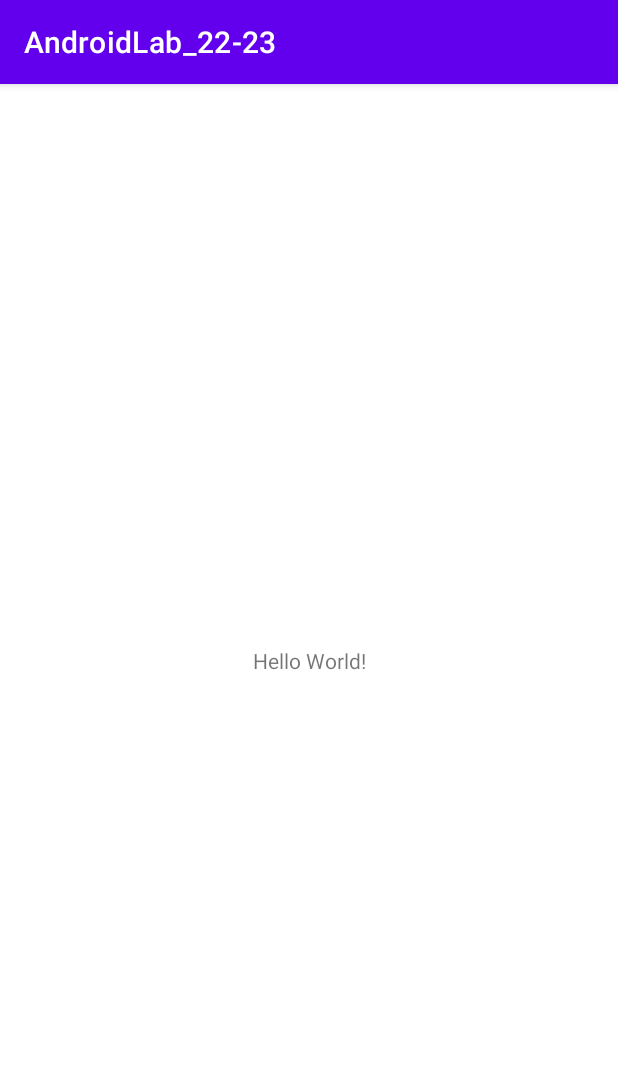
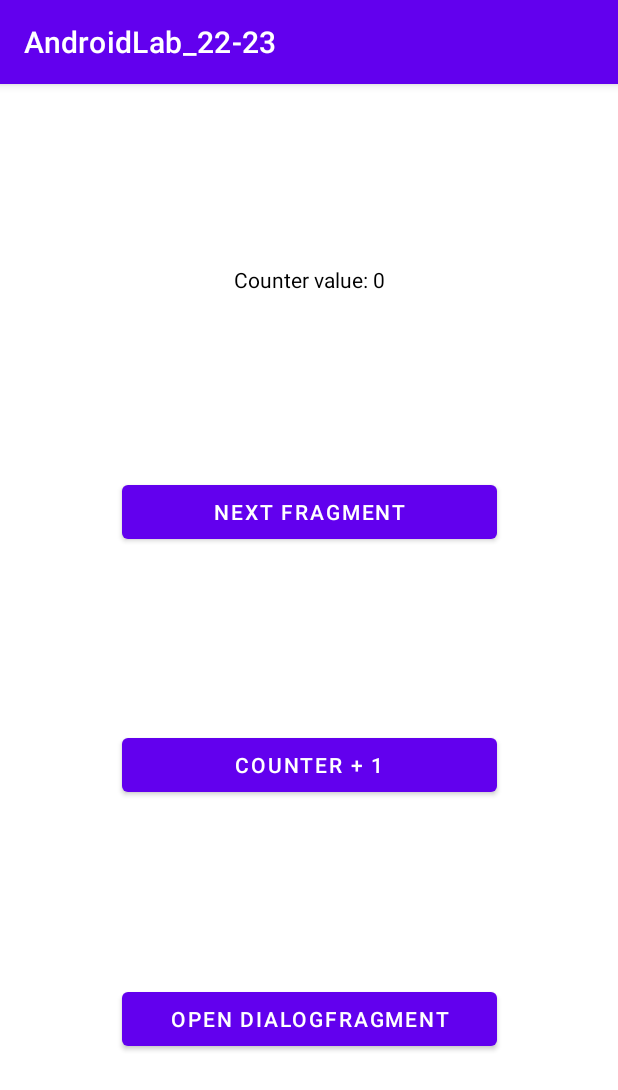
Before and after one commit to GorlovDanila/AndroidLab_22-23, an Android app: the screen it shows after launch (MainActivity), on a phone screen of 412 x 824 dp. Shown: the top 1090 px of the screen. Run offline under Robolectric (Android 15) with nearby library versions, the phone set to English and light mode, and no system bars.

Commit message:
add something

```diff
--- a/app/src/main/java/com/example/androidlab_22_23/MainActivity.kt
+++ b/app/src/main/java/com/example/androidlab_22_23/MainActivity.kt
@@ -2,10 +2,20 @@ package com.example.androidlab_22_23
 
 import androidx.appcompat.app.AppCompatActivity
 import android.os.Bundle
+import com.example.androidlab_22_23.databinding.ActivityMainBinding
 
 class MainActivity : AppCompatActivity() {
+
+    private var binding: ActivityMainBinding? = null
+
     override fun onCreate(savedInstanceState: Bundle?) {
         super.onCreate(savedInstanceState)
-        setContentView(R.layout.activity_main)
+        binding = ActivityMainBinding.inflate(layoutInflater).also {
+            setContentView(it.root)
+        }
+        binding?.run {
+            supportFragmentManager.beginTransaction()
+                .replace(R.id.fragment_container, MainFragment(), "main").commit()
+        }
     }
 }
--- a/app/src/main/java/com/example/androidlab_22_23/MainFragment.kt
+++ b/app/src/main/java/com/example/androidlab_22_23/MainFragment.kt
@@ -2,9 +2,7 @@ package com.example.androidlab_22_23
 
 import android.os.Bundle
 import androidx.fragment.app.Fragment
-import android.view.LayoutInflater
 import android.view.View
-import android.view.ViewGroup
 import com.example.androidlab_22_23.databinding.FragmentMainBinding
 
 class MainFragment : Fragment(R.layout.fragment_main) {
@@ -12,7 +10,42 @@ class MainFragment : Fragment(R.layout.fragment_main) {
     override fun onViewCreated(view: View, savedInstanceState: Bundle?) {
         super.onViewCreated(view, savedInstanceState)
         binding = FragmentMainBinding.bind(view)
-        binding?.run {  }
+        var counterFromDialog: Int? = arguments?.getInt(ARG_COUNTER_VALUE_DIALOG)
+        var counter = 0
+        if (counterFromDialog != null) {
+            counter = counterFromDialog.toInt()
+        }
+        binding?.run {
+
+            btnNextFragment.setOnClickListener {
+                parentFragmentManager.beginTransaction().setCustomAnimations(
+                    com.google.android.material.R.anim.abc_fade_in,
+                    com.google.android.material.R.anim.abc_fade_out,
+                    com.google.android.material.R.anim.abc_fade_in,
+                    com.google.android.material.R.anim.abc_fade_out
+                ).replace(R.id.fragment_container, SecondFragment.newInstance(counter))
+                    .addToBackStack("ToMainFragment").commit()
+            }
+            btnCounterPlusOne.setOnClickListener {
+                counter++;
+                tvCounterValue.text = "Counter value: $counter"
+            }
+            btnDialog.setOnClickListener {
+                MyDialog().show(parentFragmentManager, "TAG")
+
+            }
+        }
+    }
+
+    companion object {
+
+        private const val ARG_COUNTER_VALUE_DIALOG = "arg_counter_value"
+
+        fun newInstanceDialog(counterDialog: Int) = MainFragment().apply {
+            arguments = Bundle().apply {
+                putInt(ARG_COUNTER_VALUE_DIALOG, counterDialog)
+            }
+        }
     }
 
     override fun onDestroyView() {
--- a/app/src/main/res/layout/activity_main.xml
+++ b/app/src/main/res/layout/activity_main.xml
@@ -6,13 +6,8 @@
     android:layout_height="match_parent"
     tools:context=".MainActivity">
 
-    <TextView
-        android:layout_width="wrap_content"
-        android:layout_height="wrap_content"
-        android:text="Hello World!"
-        app:layout_constraintBottom_toBottomOf="parent"
-        app:layout_constraintEnd_toEndOf="parent"
-        app:layout_constraintStart_toStartOf="parent"
-        app:layout_constraintTop_toTopOf="parent" />
-
+<FrameLayout
+    android:id="@+id/fragment_container"
+    android:layout_width="match_parent"
+    android:layout_height="match_parent"/>
 </androidx.constraintlayout.widget.ConstraintLayout>
--- a/app/src/main/res/layout/fragment_main.xml
+++ b/app/src/main/res/layout/fragment_main.xml
@@ -1,19 +1,56 @@
 <?xml version="1.0" encoding="utf-8"?>
-<FrameLayout xmlns:android="http://schemas.android.com/apk/res/android"
-    xmlns:tools="http://schemas.android.com/tools"
+<androidx.constraintlayout.widget.ConstraintLayout xmlns:tools="http://schemas.android.com/tools"
+    xmlns:android="http://schemas.android.com/apk/res/android"
     android:layout_width="match_parent"
     android:layout_height="match_parent"
     xmlns:app="http://schemas.android.com/apk/res-auto"
     tools:context=".MainFragment">
 
+    <TextView
+        android:id="@+id/tv_counter_value"
+        android:layout_width="250dp"
+        android:layout_height="wrap_content"
+        android:textAlignment="center"
+        android:textColor="@color/black"
+        android:text="@string/counter_value_0"
+        app:layout_constraintBottom_toTopOf="@id/btn_next_fragment"
+        app:layout_constraintEnd_toEndOf="parent"
+        app:layout_constraintStart_toStartOf="parent"
+        app:layout_constraintTop_toTopOf="parent"
+        app:layout_constraintVertical_chainStyle="spread"/>
     <Button
-        android:layout_width="wrap_content"
+        android:id="@+id/btn_next_fragment"
+        android:layout_width="250dp"
         android:layout_height="wrap_content"
-        app:layout_constraintStart_toOf="parent"
-        app:layout_constraintRight_toRightOf="parent"
-        app:layout_constraintTop_toTopOf="parent"/>
+        android:text="@string/next_fragment"
+        app:layout_constraintBottom_toTopOf="@id/btn_counter_plus_one"
+        app:layout_constraintEnd_toEndOf="parent"
+        app:layout_constraintStart_toStartOf="parent"
+        app:layout_constraintTop_toBottomOf="@id/tv_counter_value"/>
 
+    <Button
+        android:id="@+id/btn_counter_plus_one"
+        android:layout_width="250dp"
+        android:layout_height="wrap_content"
+        android:text="@string/counter_plus_one"
+        app:layout_constraintStart_toStartOf="parent"
+        app:layout_constraintEnd_toEndOf="parent"
+        app:layout_constraintTop_toBottomOf="@id/btn_next_fragment"
+        app:layout_constraintBottom_toTopOf="@id/btn_dialog"/>
 
+    <Button
+        android:id="@+id/btn_dialog"
+        android:layout_width="250dp"
+        android:layout_height="wrap_content"
+        android:text="@string/open_dialogfragment"
+        app:layout_constraintStart_toStartOf="parent"
+        app:layout_constraintEnd_toEndOf="parent"
+        app:layout_constraintTop_toBottomOf="@id/btn_counter_plus_one"
+        app:layout_constraintBottom_toBottomOf="parent"/>
 
+    <FrameLayout
+        android:id="@+id/container"
+        android:layout_width="match_parent"
+        android:layout_height="match_parent"/>
 
-</FrameLayout>
+</androidx.constraintlayout.widget.ConstraintLayout>
--- a/app/src/main/res/values/strings.xml
+++ b/app/src/main/res/values/strings.xml
@@ -2,4 +2,8 @@
     <string name="app_name">AndroidLab_22-23</string>
     <!-- TODO: Remove or change this placeholder text -->
     <string name="hello_blank_fragment">Hello blank fragment</string>
+    <string name="next_fragment">Next Fragment</string>
+    <string name="counter_plus_one">Сounter + 1</string>
+    <string name="open_dialogfragment">Open DialogFragment</string>
+    <string name="counter_value_0">Counter value: 0</string>
 </resources>
```
Also changed, not shown: app/src/main/java/com/example/androidlab_22_23/MyDialog.kt (added, +55 -0 lines), app/src/main/java/com/example/androidlab_22_23/SecondFragment.kt (added, +57 -0 lines), app/src/main/res/layout/fragment_second.xml (added, +18 -0 lines).
